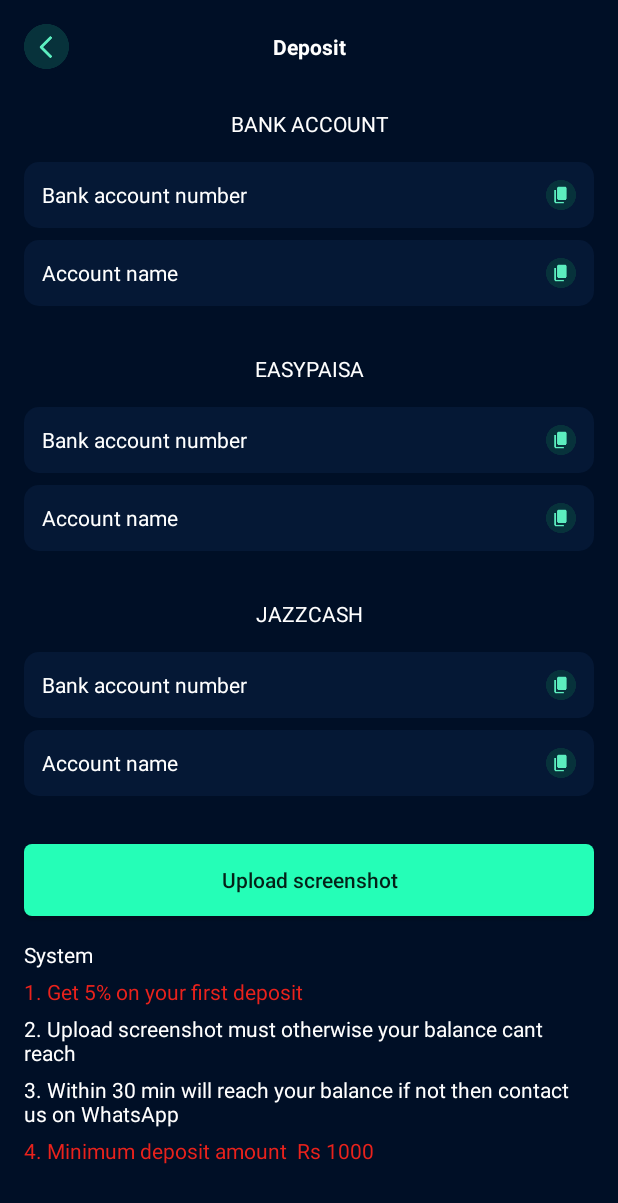
After one commit to Mehboob-alam1/Passive_Income, an Android app: the DepositActivity screen opened directly, with no data from a screen before it, on a phone screen of 412 x 824 dp. The commit adds this screen. Shown: the top 1203 px of the screen. Run offline under Robolectric (Android 15) with nearby library versions, the phone set to English and light mode, and no system bars.

Commit message:
deposit activity design

```diff
--- /dev/null
+++ b/app/src/main/java/com/mehboob/passiveincome/ui/activities/DepositActivity.java
@@ -0,0 +1,17 @@
+package com.mehboob.passiveincome.ui.activities;
+
+import androidx.appcompat.app.AppCompatActivity;
+
+import android.os.Bundle;
+
+import com.mehboob.passiveincome.databinding.ActivityDepositBinding;
+
+public class DepositActivity extends AppCompatActivity {
+private ActivityDepositBinding binding;
+    @Override
+    protected void onCreate(Bundle savedInstanceState) {
+        super.onCreate(savedInstanceState);
+        binding=ActivityDepositBinding.inflate(getLayoutInflater());
+        setContentView(binding.getRoot());
+    }
+}
--- a/app/src/main/java/com/mehboob/passiveincome/ui/activities/HomeActivity.java
+++ b/app/src/main/java/com/mehboob/passiveincome/ui/activities/HomeActivity.java
@@ -35,6 +35,9 @@ public class HomeActivity extends AppCompatActivity implements NavigationView.On
                 .replace(R.id.container, fragment).commit();
 
 
+
+
+
     }
 
     @Override
@@ -44,9 +47,7 @@ public class HomeActivity extends AppCompatActivity implements NavigationView.On
             case R.id.nav_home:
                 fragment = new HomeFragment();
                 break;
-            case R.id.nav_wallet:
-                fragment = new WalletFragment();
-                break;
+
             case R.id.nav_profile:
                 fragment = new AccountFragment();
                 break;
--- a/app/src/main/java/com/mehboob/passiveincome/ui/fragments/HomeFragment.java
+++ b/app/src/main/java/com/mehboob/passiveincome/ui/fragments/HomeFragment.java
@@ -1,5 +1,6 @@
 package com.mehboob.passiveincome.ui.fragments;
 
+import android.content.Intent;
 import android.os.Bundle;
 
 import androidx.fragment.app.Fragment;
@@ -10,6 +11,7 @@ import android.view.ViewGroup;
 
 import com.mehboob.passiveincome.R;
 import com.mehboob.passiveincome.databinding.FragmentHomeBinding;
+import com.mehboob.passiveincome.ui.activities.DepositActivity;
 
 
 public class HomeFragment extends Fragment {
@@ -23,6 +25,10 @@ private FragmentHomeBinding binding;
         binding=FragmentHomeBinding.inflate(inflater,container,false);
 
 
+        binding.btnDeposit.setOnClickListener(v -> {
+            startActivity(new Intent(getContext(), DepositActivity.class));
+        });
+
 
 
         return binding.getRoot();
--- /dev/null
+++ b/app/src/main/res/layout/activity_deposit.xml
@@ -0,0 +1,297 @@
+<?xml version="1.0" encoding="utf-8"?>
+<ScrollView xmlns:android="http://schemas.android.com/apk/res/android"
+    xmlns:app="http://schemas.android.com/apk/res-auto"
+    xmlns:tools="http://schemas.android.com/tools"
+    android:layout_width="match_parent"
+    android:background="@color/edittext_bg"
+    android:layout_height="match_parent"
+    tools:context=".ui.activities.DepositActivity">
+
+
+<androidx.constraintlayout.widget.ConstraintLayout
+    android:layout_width="match_parent"
+    android:background="@color/edittext_bg"
+    android:layout_height="wrap_content"
+    tools:context=".ui.activities.DepositActivity">
+
+    <ImageView
+        android:id="@+id/btn_back"
+        android:layout_width="30dp"
+        android:layout_height="30dp"
+        android:layout_marginStart="16dp"
+        android:layout_marginTop="16dp"
+        android:src="@drawable/img_back"
+        app:layout_constraintStart_toStartOf="parent"
+        app:layout_constraintTop_toTopOf="parent" />
+
+    <TextView
+        android:id="@+id/textView5"
+        android:layout_width="wrap_content"
+        android:layout_height="wrap_content"
+        android:text="Deposit"
+        android:textColor="@color/white"
+        android:textStyle="bold"
+        app:layout_constraintBottom_toBottomOf="@+id/btn_back"
+        app:layout_constraintEnd_toEndOf="parent"
+        app:layout_constraintStart_toStartOf="parent"
+        app:layout_constraintTop_toTopOf="@+id/btn_back" />
+
+    <LinearLayout
+        android:layout_width="match_parent"
+        android:layout_height="wrap_content"
+        android:orientation="vertical"
+        app:layout_constraintBottom_toBottomOf="parent"
+        app:layout_constraintEnd_toEndOf="parent"
+        app:layout_constraintStart_toStartOf="parent"
+        app:layout_constraintTop_toBottomOf="@+id/textView5">
+        <LinearLayout
+            android:layout_width="match_parent"
+            android:layout_height="wrap_content"
+            android:layout_marginTop="32dp"
+            android:layout_marginStart="16dp"
+            android:layout_marginEnd="16dp"
+            android:orientation="vertical">
+
+
+
+<TextView
+    android:layout_width="match_parent"
+    android:layout_height="wrap_content"
+    android:text="Bank Account"
+    android:textAllCaps="true"
+    android:textColor="@color/white"
+    android:textAlignment="center"/>
+
+     <LinearLayout
+         android:layout_marginTop="16dp"
+         android:layout_width="match_parent"
+         android:layout_height="wrap_content"
+         android:padding="12dp"
+         android:background="@drawable/bg_icons"
+         android:orientation="horizontal">
+
+         <TextView
+             android:layout_width="wrap_content"
+             android:layout_height="wrap_content"
+             android:text="Bank account number"
+             android:layout_weight="3"
+             android:textColor="@color/white"
+             />
+         <ImageView
+             android:layout_width="20dp"
+             android:layout_height="20dp"
+
+             android:src="@drawable/ic_copy"/>
+
+     </LinearLayout>
+            <LinearLayout
+                android:layout_marginTop="8dp"
+                android:layout_width="match_parent"
+                android:layout_height="wrap_content"
+                android:padding="12dp"
+                android:background="@drawable/bg_icons"
+                android:orientation="horizontal">
+
+                <TextView
+                    android:layout_width="wrap_content"
+                    android:layout_height="wrap_content"
+                    android:text="Account name"
+                    android:layout_weight="3"
+                    android:textColor="@color/white"
+                    />
+                <ImageView
+                    android:layout_width="20dp"
+                    android:layout_height="20dp"
+
+                    android:src="@drawable/ic_copy"/>
+
+            </LinearLayout>
+        </LinearLayout>
+        <LinearLayout
+            android:layout_width="match_parent"
+            android:layout_height="wrap_content"
+            android:layout_marginTop="32dp"
+            android:layout_marginStart="16dp"
+            android:layout_marginEnd="16dp"
+            android:orientation="vertical">
+
+
+
+            <TextView
+                android:layout_width="match_parent"
+                android:layout_height="wrap_content"
+                android:text="Easypaisa"
+                android:textAllCaps="true"
+                android:textColor="@color/white"
+                android:textAlignment="center"/>
+
+            <LinearLayout
+                android:layout_marginTop="16dp"
+                android:layout_width="match_parent"
+                android:layout_height="wrap_content"
+                android:padding="12dp"
+                android:background="@drawable/bg_icons"
+                android:orientation="horizontal">
+
+                <TextView
+                    android:layout_width="wrap_content"
+                    android:layout_height="wrap_content"
+                    android:text="Bank account number"
+                    android:layout_weight="3"
+                    android:textColor="@color/white"
+                    />
+                <ImageView
+                    android:layout_width="20dp"
+                    android:layout_height="20dp"
+
+                    android:src="@drawable/ic_copy"/>
+
+            </LinearLayout>
+            <LinearLayout
+                android:layout_marginTop="8dp"
+                android:layout_width="match_parent"
+                android:layout_height="wrap_content"
+                android:padding="12dp"
+                android:background="@drawable/bg_icons"
+                android:orientation="horizontal">
+
+                <TextView
+                    android:layout_width="wrap_content"
+                    android:layout_height="wrap_content"
+                    android:text="Account name"
+                    android:layout_weight="3"
+                    android:textColor="@color/white"
+                    />
+                <ImageView
+                    android:layout_width="20dp"
+                    android:layout_height="20dp"
+
+                    android:src="@drawable/ic_copy"/>
+
+            </LinearLayout>
+        </LinearLayout>
+        <LinearLayout
+            android:layout_width="match_parent"
+            android:layout_height="wrap_content"
+            android:layout_marginTop="32dp"
+            android:layout_marginStart="16dp"
+            android:layout_marginEnd="16dp"
+            android:orientation="vertical">
+
+
+
+            <TextView
+                android:layout_width="match_parent"
+                android:layout_height="wrap_content"
+                android:text="Jazzcash"
+                android:textAllCaps="true"
+                android:textColor="@color/white"
+                android:textAlignment="center"/>
+
+            <LinearLayout
+                android:layout_marginTop="16dp"
+                android:layout_width="match_parent"
+                android:layout_height="wrap_content"
+                android:padding="12dp"
+                android:background="@drawable/bg_icons"
+                android:orientation="horizontal">
+
+                <TextView
+                    android:layout_width="wrap_content"
+                    android:layout_height="wrap_content"
+                    android:text="Bank account number"
+                    android:layout_weight="3"
+                    android:textColor="@color/white"
+                    />
+                <ImageView
+                    android:layout_width="20dp"
+                    android:layout_height="20dp"
+
+                    android:src="@drawable/ic_copy"/>
+
+            </LinearLayout>
+            <LinearLayout
+                android:layout_marginTop="8dp"
+                android:layout_width="match_parent"
+                android:layout_height="wrap_content"
+                android:padding="12dp"
+                android:background="@drawable/bg_icons"
+                android:orientation="horizontal">
+
+                <TextView
+                    android:layout_width="wrap_content"
+                    android:layout_height="wrap_content"
+                    android:text="Account name"
+                    android:layout_weight="3"
+                    android:textColor="@color/white"
+                    />
+                <ImageView
+                    android:layout_width="20dp"
+                    android:layout_height="20dp"
+
+                    android:src="@drawable/ic_copy"/>
+
+            </LinearLayout>
+        </LinearLayout>
+
+        <androidx.appcompat.widget.AppCompatButton
+            android:layout_width="match_parent"
+            android:layout_height="wrap_content"
+            android:layout_marginStart="16dp"
+            android:layout_marginTop="32dp"
+            android:layout_marginEnd="16dp"
+            android:background="@drawable/btn_background"
+            android:text="Upload screenshot"
+            android:textAllCaps="false"/>
+
+        <LinearLayout
+            android:layout_width="match_parent"
+            android:layout_height="wrap_content"
+            android:layout_marginStart="16dp"
+            android:layout_marginTop="16dp"
+            android:layout_marginEnd="16dp"
+            android:layout_marginBottom="16dp"
+            android:orientation="vertical">
+
+            <TextView
+                android:layout_width="wrap_content"
+                android:layout_height="wrap_content"
+                android:text="System"
+                android:textColor="@color/white" />
+
+            <TextView
+                android:layout_width="wrap_content"
+                android:layout_height="wrap_content"
+                android:layout_marginTop="5dp"
+                android:text="1. Get 5% on your first deposit"
+                android:textColor="@color/red" />
+
+            <TextView
+                android:layout_width="wrap_content"
+                android:layout_height="wrap_content"
+                android:layout_marginTop="5dp"
+                android:text="2. Upload screenshot must otherwise your balance
+cant reach"
+                android:textColor="@color/white" />
+
+            <TextView
+                android:layout_width="wrap_content"
+                android:layout_height="wrap_content"
+                android:layout_marginTop="5dp"
+                android:text="3. Within 30 min will reach your balance if not then
+contact us on WhatsApp"
+                android:textColor="@color/white" />
+
+            <TextView
+                android:layout_width="wrap_content"
+                android:layout_height="wrap_content"
+                android:layout_marginTop="5dp"
+                android:text="4. Minimum deposit amount  Rs 1000"
+                android:textColor="@color/red" />
+        </LinearLayout>
+
+    </LinearLayout>
+
+</androidx.constraintlayout.widget.ConstraintLayout>
+
+</ScrollView>
--- a/app/src/main/res/layout/fragment_home.xml
+++ b/app/src/main/res/layout/fragment_home.xml
@@ -1,10 +1,16 @@
 <?xml version="1.0" encoding="utf-8"?>
-<androidx.constraintlayout.widget.ConstraintLayout xmlns:android="http://schemas.android.com/apk/res/android"
+<ScrollView xmlns:android="http://schemas.android.com/apk/res/android"
     xmlns:tools="http://schemas.android.com/tools"
     android:layout_width="match_parent"
     android:layout_height="match_parent"
     android:background="@color/edittext_bg"
     xmlns:app="http://schemas.android.com/apk/res-auto"
+    tools:context=".ui.fragments.HomeFragment" >
+
+
+<androidx.constraintlayout.widget.ConstraintLayout android:layout_width="match_parent"
+    android:layout_height="match_parent"
+    android:background="@color/edittext_bg"
     tools:context=".ui.fragments.HomeFragment">
 
     <RelativeLayout
@@ -561,87 +567,83 @@
     <androidx.cardview.widget.CardView
         android:layout_width="match_parent"
         android:layout_height="wrap_content"
-        app:layout_constraintTop_toBottomOf="@+id/linearLayout3">
+        android:layout_marginStart="16dp"
+        android:layout_marginTop="16dp"
+        android:layout_marginEnd="16dp"
+        android:layout_marginBottom="8dp"
+        app:cardCornerRadius="8dp"
+        app:layout_constraintBottom_toBottomOf="parent"
+        app:layout_constraintEnd_toEndOf="parent"
+        app:layout_constraintStart_toStartOf="parent"
+        app:layout_constraintTop_toBottomOf="@id/linearLayout3">
 
 
-        <RelativeLayout
+        <androidx.constraintlayout.widget.ConstraintLayout
             android:layout_width="match_parent"
-            android:layout_height="180dp"
-            android:background="@color/purple"
-            android:weightSum="3"
-            android:orientation="horizontal">
+            android:layout_height="100dp"
+            android:background="@color/purple">
 
             <LinearLayout
+                android:id="@+id/linearLayout4"
                 android:layout_width="wrap_content"
                 android:layout_height="wrap_content"
-                android:id="@+id/layout_txt"
-
-                android:orientation="vertical">
+                android:layout_marginStart="16dp"
+                android:orientation="vertical"
+                app:layout_constraintBottom_toBottomOf="parent"
+                app:layout_constraintStart_toStartOf="parent"
+                app:layout_constraintTop_toTopOf="parent">
 
                 <TextView
-                    android:layout_width="wrap_content"
+                    android:id="@+id/txtReferTitle"
+                    android:layout_width="match_parent"
                     android:layout_height="wrap_content"
-                    android:text="Refer and Earn" />
+
+                    android:text="Refer and Earn"
+                    android:textColor="@color/black" />
 
                 <TextView
-                    android:layout_width="wrap_content"
+                    android:id="@+id/textView4"
+                    android:layout_width="match_parent"
                     android:layout_height="wrap_content"
+
                     android:text="You get the chance to win lots of prizes\n
 by inviting your friends to use pasiveincome!" />
+
             </LinearLayout>
 
-            <androidx.constraintlayout.widget.ConstraintLayout
-                android:layout_width="match_parent"
-android:layout_centerVertical="true"
-                android:layout_height="wrap_content"
-                android:layout_toEndOf="@id/layout_txt">
-
+            <RelativeLayout
+                android:id="@+id/relativeLayout2"
+                android:layout_width="wrap_content"
+                android:layout_height="0dp"
+                app:layout_constraintBottom_toBottomOf="parent"
+                app:layout_constraintEnd_toEndOf="parent"
+                app:layout_constraintStart_toEndOf="@+id/linearLayout4"
+                app:layout_constraintTop_toTopOf="parent">
 
                 <ImageView
                     android:id="@+id/img_gift"
-                    android:layout_width="30dp"
-                    android:layout_height="30dp"
-                    android:layout_marginTop="8dp"
-                    android:layout_marginBottom="8dp"
+                    android:layout_width="40dp"
+                    android:layout_height="40dp"
+                    android:layout_centerHorizontal="true"
+                    android:layout_centerVertical="true"
                     android:background="@drawable/white_circle"
-                    android:padding="8dp"
-                    android:src="@drawable/ic_gift"
-                    app:layout_constraintBottom_toBottomOf="parent"
-                    app:layout_constraintEnd_toEndOf="parent"
-                    app:layout_constraintHorizontal_bias="0.22"
-                    app:layout_constraintStart_toStartOf="parent"
-                    app:layout_constraintTop_toTopOf="parent" />
+                    android:padding="5dp"
+                    android:src="@drawable/ic_gift" />
 
                 <ImageView
-                    android:id="@+id/img_card"
+                    android:id="@+id/imageView"
                     android:layout_width="20dp"
                     android:layout_height="20dp"
-
-                    android:padding="4dp"
-                    android:src="@drawable/ic_gift_card"
-                    app:layout_constraintBottom_toBottomOf="parent"
-                    app:layout_constraintEnd_toEndOf="parent"
-                    app:layout_constraintHorizontal_bias="0.27"
-                    app:layout_constraintStart_toStartOf="@+id/img_gift"
-                    app:layout_constraintTop_toTopOf="@+id/img_gift"
-                    app:layout_constraintVertical_bias="0.55" />
-
-                <ImageView
-                    android:id="@+id/img_question"
-                    android:layout_width="20dp"
-                    android:layout_height="20dp"
+                    android:layout_marginStart="8dp"
+                    android:layout_marginTop="16dp"
+                    android:layout_toEndOf="@id/img_gift"
+                    android:src="@drawable/ic_question" />
 
 
-                    android:padding="4dp"
-                    android:src="@drawable/ic_question"
-                    app:layout_constraintBottom_toBottomOf="@+id/img_gift"
-                    app:layout_constraintEnd_toEndOf="parent"
-                    app:layout_constraintHorizontal_bias="0.27"
-                    app:layout_constraintStart_toStartOf="@+id/img_card"
-                    app:layout_constraintTop_toTopOf="@+id/img_gift"
-                    app:layout_constraintVertical_bias="0.0" />
-            </androidx.constraintlayout.widget.ConstraintLayout>
-        </RelativeLayout>
+            </RelativeLayout>
+        </androidx.constraintlayout.widget.ConstraintLayout>
     </androidx.cardview.widget.CardView>
 
+
 </androidx.constraintlayout.widget.ConstraintLayout>
+</ScrollView>
--- a/app/src/main/res/menu/menu.xml
+++ b/app/src/main/res/menu/menu.xml
@@ -4,9 +4,7 @@
     <item android:id="@+id/nav_home"
           android:icon="@drawable/ic_home"
         android:title="Home" />
-    <item android:id="@+id/nav_wallet"
-        android:icon="@drawable/ic_wallet"
-        android:title="Wallet" />
+
     <item android:id="@+id/nav_profile"
         android:icon="@drawable/ic_profile"
         android:title="Profile" />
```
Also changed, not shown: app/src/main/AndroidManifest.xml (+12 -2 lines), app/src/main/res/drawable/ic_copy.png (added).
